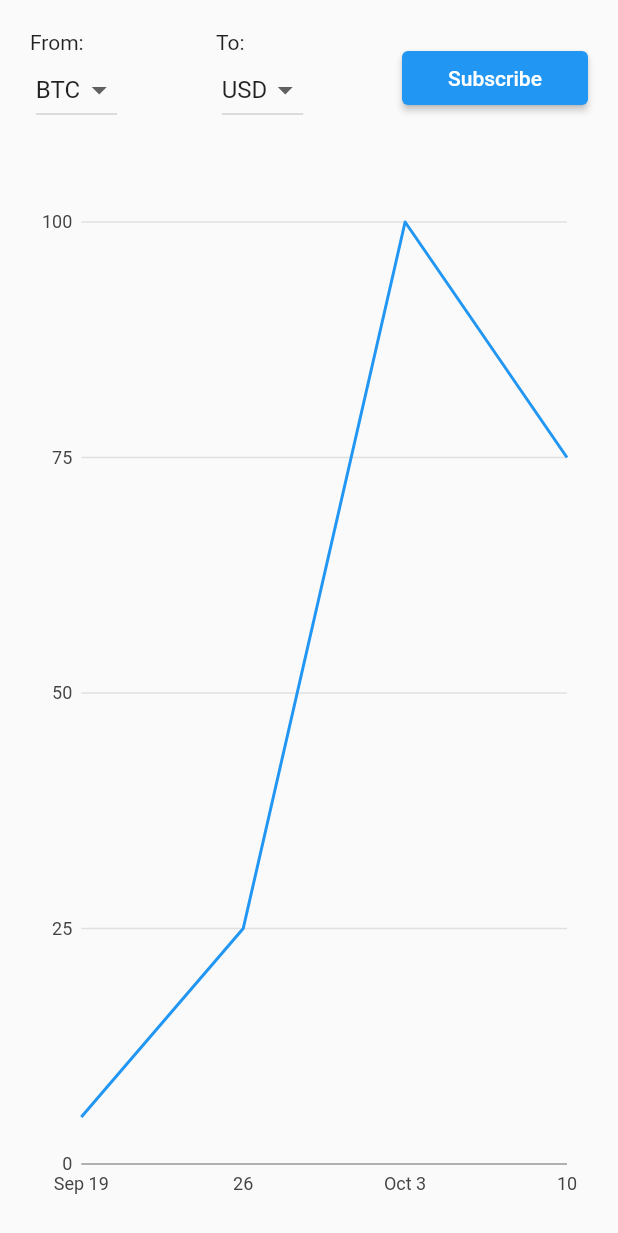
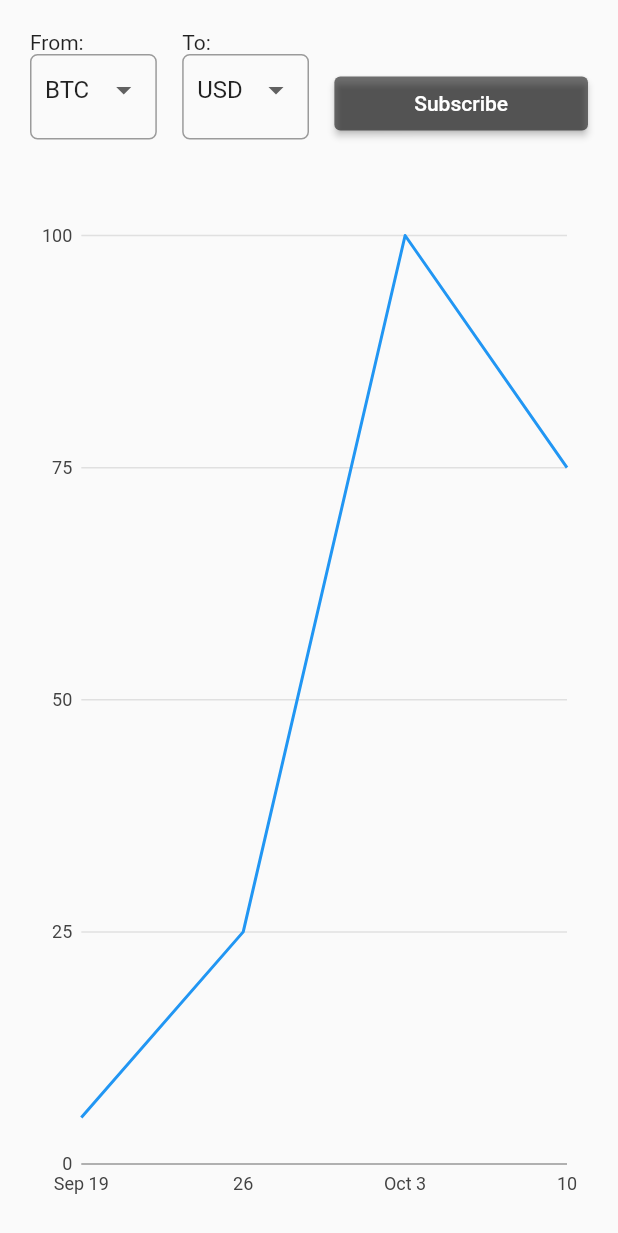
Before and after one commit to muknta/flutter-crypto-chart-view, a Flutter app: the screen it shows after launch, on a phone screen of 412 x 824 dp. Shown: the top 1233 px of the screen. Run offline on Flutter 3.47's test engine with Material 2 defaults, Android fonts, the phone set to English and light mode, and no system bars; our stand-ins replace auto_size_text, charts_flutter, connectivity_plus, dio, equatable, get_it and 4 more; accounts and stored records are empty; generated files the repository leaves out were written again; network calls fail.

Commit message:
Updated design of currency form

```diff
--- a/lib/presentation/widgets/currency_form.dart
+++ b/lib/presentation/widgets/currency_form.dart
@@ -24,20 +24,20 @@ class _CurrencyFormState extends State<CurrencyForm> {
   Widget build(BuildContext context) => Form(
         key: _formKey,
         child: Row(
+          crossAxisAlignment: CrossAxisAlignment.end,
           children: [
             Expanded(
+              flex: 5,
               child: _DropdownListWidget(
                 title: 'From:',
                 values: fromCurrencyUppercasedNames,
-                onChoose: (String value) {
-                  print('aaaa2223a');
-                  _bloc.addEvent(SetFromCurrencyEvent(value: value));
-                },
+                onChoose: (String value) => _bloc.addEvent(SetFromCurrencyEvent(value: value)),
                 stream: _bloc.fromCurrencySwitcherStream,
               ),
             ),
-            Spacer(),
+            const Spacer(),
             Expanded(
+              flex: 5,
               child: _DropdownListWidget(
                 title: 'To:',
                 values: toCurrencyUppercasedNames,
@@ -45,10 +45,11 @@ class _CurrencyFormState extends State<CurrencyForm> {
                 stream: _bloc.toCurrencySwitcherStream,
               ),
             ),
-            Spacer(),
+            const Spacer(),
             Expanded(
-              flex: 2,
+              flex: 10,
               child: ElevatedButton(
+                style: ButtonStyle(backgroundColor: MaterialStateProperty.all<Color>(Colors.black54)),
                 onPressed: () {
                   ScaffoldMessenger.of(context).showSnackBar(
                     const SnackBar(content: Text('Processing data')),
@@ -98,17 +99,18 @@ class _DropdownListWidget extends StatelessWidget {
                 textAlign: TextAlign.left,
               ),
             ),
-            // InputDecorator(
-            //   decoration: InputDecoration(
-            //     labelStyle: TextStyle(color: Colors.black),
-            //     errorStyle: TextStyle(color: Colors.redAccent),
-            //     hintText: 'Please, select currency',
-            //     border: OutlineInputBorder(borderRadius: BorderRadius.circular(5.0)),
-            //   ),
-            //   child:
-            // DropdownButtonHideUnderline(
-            //   child:
-            DropdownButton<String>(
+            InputDecorator(
+              decoration: InputDecoration(
+                labelStyle: const TextStyle(color: Colors.black),
+                errorStyle: const TextStyle(color: Colors.redAccent),
+                hintText: 'Please, select currency',
+                border: OutlineInputBorder(borderRadius: BorderRadius.circular(5.0)),
+                isDense: true,
+                contentPadding: const EdgeInsets.symmetric(vertical: 0.0, horizontal: 10.0),
+              ),
+              child: DropdownButtonHideUnderline(
+                // TODO: DropdownButtonFormField
+                child: DropdownButton<String>(
                   value: dropdownValue,
                   items: _values.map((String value) {
                     return DropdownMenuItem<String>(
@@ -122,8 +124,8 @@ class _DropdownListWidget extends StatelessWidget {
                     }
                   },
                 ),
-            // ),
-            // ),
+              ),
+            ),
           ],
         );
       });
```
Lines whose indentation alone changed are shown as unchanged.
